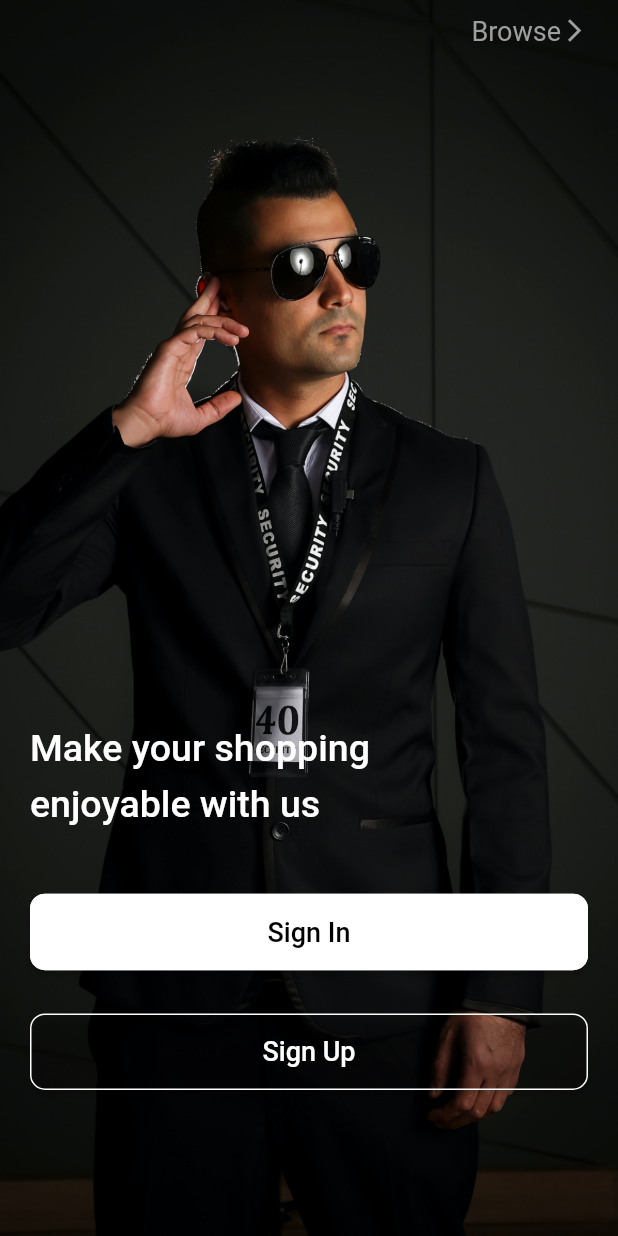
After one commit to AB-GILGAL/E-COMMERCE-APP, a Flutter app: the screen it shows after launch, after a tap on "Get Started", on a phone screen of 412 x 824 dp. The commit adds this screen. Run offline on Flutter 3.47's test engine with Material 2 defaults, Android fonts, the phone set to English and light mode, and no system bars.

Commit message:
Register Screen

```diff
--- a/lib/getting_started/get_started.dart
+++ b/lib/getting_started/get_started.dart
@@ -1,3 +1,4 @@
+import 'package:e_commerce/getting_started/register.dart';
 import 'package:e_commerce/main.dart';
 import 'package:flutter/material.dart';
 
@@ -20,8 +21,8 @@ class GetStarted extends StatelessWidget {
                         fit: BoxFit.contain, image: AssetImage("images/getStarted.png"))),
         ),
         SizedBox(height: MediaQuery.of(context).size.height*0.08,),
-        Center(
-          child: const Text("We promise comfort",
+        const Center(
+          child:  Text("We promise comfort",
           style: TextStyle(
             // color: Colors.grey,
             fontSize: 25,
@@ -30,22 +31,28 @@ class GetStarted extends StatelessWidget {
           ),
         ),
         SizedBox(height: MediaQuery.of(context).size.height*0.02,),
-        Center(
-          child: const Text("We offer best comfort product for",
+        const Center(
+          child: Text("We offer best comfort product for",
           style: TextStyle(
             color: Colors.black54,
           ),
           ),
         ),
-        Center(
-          child: const Text("you and your family",
+        const Center(
+          child: Text("you and your family",
           style: TextStyle(
             color: Colors.black54,
           ),
           ),
         ),
         SizedBox(height: MediaQuery.of(context).size.height*0.05,),
-        button("Get Started", Colors.black, Colors.white, Colors.black)
+        button(
+          "Get Started", Colors.black, Colors.white, Colors.black, (){
+            Navigator.push(context, MaterialPageRoute(builder: (context) {
+            return RegisterPage();
+          },));
+          }
+        )
           ],
         ),
       ),
--- /dev/null
+++ b/lib/getting_started/register.dart
@@ -0,0 +1,80 @@
+import 'package:e_commerce/main.dart';
+import 'package:flutter/material.dart';
+
+class RegisterPage extends StatelessWidget {
+  const RegisterPage({super.key});
+
+  @override
+  Widget build(BuildContext context) {
+    return Scaffold(
+      body: Stack(
+        children: [
+          Container(
+            height: MediaQuery.of(context).size.height*1,
+            width: MediaQuery.of(context).size.width*1,
+            decoration: const BoxDecoration(
+              image: DecorationImage(
+                fit: BoxFit.cover,
+                image: AssetImage("images/landingPage.jpg")
+                )
+            ),
+          ),
+            SafeArea(
+              child: Padding(
+                padding: const EdgeInsets.symmetric(horizontal: 20, vertical: 10),
+                child: Column(
+                  crossAxisAlignment: CrossAxisAlignment.stretch,
+                  children: [
+                    Row(
+                      mainAxisAlignment: MainAxisAlignment.end,
+                      children: const [
+                        Text("Browse",
+                        style: TextStyle(
+                          color: Colors.grey,
+                          fontSize: 18,
+                        ),
+                        ),
+                        Icon(
+                          Icons.arrow_forward_ios,
+                        color: Colors.grey,
+                        size: 18,
+                        )
+                      ],
+                    ),
+                    SizedBox(height: MediaQuery.of(context).size.height*0.55,),
+                   const Text("Make your shopping",
+                    style: TextStyle(
+                          color: Colors.white,
+                          fontSize: 25,
+                          fontWeight: FontWeight.w500
+                        ),
+                        ),
+                        SizedBox(height: MediaQuery.of(context).size.height*0.01,),
+                    const Text("enjoyable with us",
+                    style: TextStyle(
+                          color: Colors.white,
+                          fontSize: 25,
+                          fontWeight: FontWeight.w500
+                        ),
+                        ),
+                        SizedBox(height: MediaQuery.of(context).size.height*0.055,),
+                        button("Sign In", Colors.white, Colors.black, Colors.white,(){
+            Navigator.push(context, MaterialPageRoute(builder: (context) {
+            return RegisterPage();
+          },));
+          }),
+          SizedBox(height: MediaQuery.of(context).size.height*0.035,),
+           button("Sign Up", Colors.transparent, Colors.white, Colors.white,(){
+            Navigator.push(context, MaterialPageRoute(builder: (context) {
+            return RegisterPage();
+          },));
+          })
+                  ],
+                ),
+              ),
+            )
+        ],
+      ),
+    );
+  }
+}
--- a/lib/main.dart
+++ b/lib/main.dart
@@ -8,8 +8,8 @@ void main() {
     )
     );
 }
-button(String name, Color bgc, Color txtc, Color bdrc){
-return ElevatedButton(onPressed: (){},
+button(String name, Color bgc, Color txtc, Color bdrc, Function()? nav){
+return ElevatedButton(onPressed: nav,
 style: ButtonStyle(backgroundColor: MaterialStateProperty.all(bgc),
 shape: MaterialStateProperty.all<RoundedRectangleBorder>(
     RoundedRectangleBorder(
```
Also changed, not shown: images/landingPage.jpg (added).
